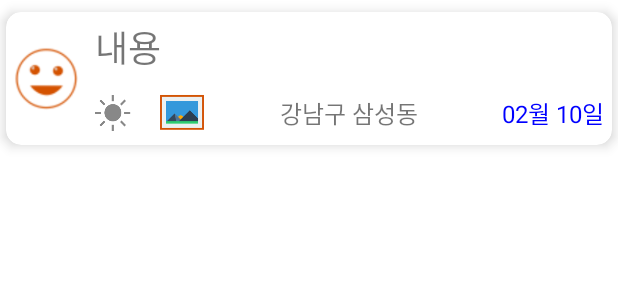
After one commit to LJH3904/SingleDiary, an Android app: the layout note_item.xml on its own in the app's theme, with its tools: preview values and no code run, on a phone screen of 412 x 824 dp. The commit adds this screen. Shown: the top 300 px of the screen. Run offline under Robolectric (Android 15) with nearby library versions, the phone set to English and light mode, and no system bars.

Commit message:
회사서 한 코딩 2

```diff
--- a/app/build.gradle
+++ b/app/build.gradle
@@ -29,7 +29,9 @@ android {
 }
 
 dependencies {
-
+    implementation 'lib.kingja.switchbutton:switchbutton:1.1.8'
+    implementation 'com.github.channguyen:rsv:1.0.1'
+    implementation 'com.github.PhilJay:MPAndroidChart:v3.1.0'
     implementation 'androidx.appcompat:appcompat:1.5.1'
     implementation 'com.google.android.material:material:1.7.0'
     implementation 'androidx.constraintlayout:constraintlayout:2.1.4'
--- /dev/null
+++ b/app/src/main/res/layout/note_item.xml
@@ -0,0 +1,166 @@
+<?xml version="1.0" encoding="utf-8"?>
+<androidx.cardview.widget.CardView xmlns:android="http://schemas.android.com/apk/res/android"
+    xmlns:app="http://schemas.android.com/apk/res-auto"
+    android:layout_width="match_parent"
+    android:layout_height="wrap_content"
+    android:layout_marginTop="8dp"
+    android:layout_marginLeft="4dp"
+    android:layout_marginRight="4dp"
+    android:layout_marginBottom="4dp"
+    app:cardBackgroundColor="#FFFFFFFF"
+    app:cardCornerRadius="10dp"
+    app:cardElevation="5dp">
+
+    <LinearLayout
+        android:id="@+id/layout1"
+        android:layout_width="match_parent"
+        android:layout_height="wrap_content"
+        android:orientation="horizontal"
+        android:visibility="visible">
+
+        <ImageView
+            android:id="@+id/moodImageView"
+            android:layout_width="54dp"
+            android:layout_height="54dp"
+            android:layout_gravity="center_vertical"
+            android:padding="5dp"
+            app:srcCompat="@drawable/smile5_48" />
+
+        <LinearLayout
+            android:layout_width="match_parent"
+            android:layout_height="wrap_content"
+            android:layout_margin="5dp"
+            android:layout_weight="1"
+            android:orientation="vertical">
+
+            <TextView
+                android:id="@+id/contentsTextView"
+                android:layout_width="match_parent"
+                android:layout_height="wrap_content"
+                android:text="내용"
+                android:textSize="24sp" />
+
+            <RelativeLayout
+                android:layout_width="match_parent"
+                android:layout_height="wrap_content"
+                android:layout_marginTop="10dp">
+
+                <ImageView
+                    android:id="@+id/weatherImageView"
+                    android:layout_width="32dp"
+                    android:layout_height="32dp"
+                    android:layout_alignParentLeft="true"
+                    android:src="@drawable/weather_icon_1" />
+
+                <ImageView
+                    android:id="@+id/pictureExistsImageView"
+                    android:layout_width="32dp"
+                    android:layout_height="32dp"
+                    android:layout_marginLeft="10dp"
+                    android:layout_toRightOf="@+id/weatherImageView"
+                    android:src="@drawable/picture_128" />
+
+                <TextView
+                    android:id="@+id/locationTextView"
+                    android:layout_width="wrap_content"
+                    android:layout_height="wrap_content"
+                    android:layout_centerHorizontal="true"
+                    android:layout_centerVertical="true"
+                    android:text="강남구 삼성동"
+                    android:textSize="16sp" />
+
+                <TextView
+                    android:id="@+id/dateTextView"
+                    android:layout_width="wrap_content"
+                    android:layout_height="wrap_content"
+                    android:layout_alignParentRight="true"
+                    android:layout_centerVertical="true"
+                    android:text="02월 10일"
+                    android:textColor="#FF0000FF"
+                    android:textSize="16sp" />
+
+            </RelativeLayout>
+
+        </LinearLayout>
+
+    </LinearLayout>
+
+    <LinearLayout
+        android:id="@+id/layout2"
+        android:layout_width="match_parent"
+        android:layout_height="wrap_content"
+        android:orientation="vertical"
+        android:visibility="gone">
+
+        <ImageView
+            android:id="@+id/pictureImageView"
+            android:layout_width="match_parent"
+            android:layout_height="200dp"
+            android:layout_gravity="center_vertical"
+            android:layout_margin="10dp"
+            android:padding="5dp"
+            android:src="@drawable/picture1" />
+
+        <LinearLayout
+            android:layout_width="match_parent"
+            android:layout_height="wrap_content"
+            android:layout_marginLeft="10dp"
+            android:layout_marginRight="10dp"
+            android:layout_marginBottom="10dp"
+            android:layout_weight="1"
+            android:orientation="vertical">
+
+            <TextView
+                android:id="@+id/contentsTextView2"
+                android:layout_width="match_parent"
+                android:layout_height="wrap_content"
+                android:text="내용"
+                android:textSize="24sp" />
+
+            <RelativeLayout
+                android:layout_width="match_parent"
+                android:layout_height="wrap_content"
+                android:layout_marginTop="10dp">
+
+                <ImageView
+                    android:id="@+id/moodImageView2"
+                    android:layout_width="32dp"
+                    android:layout_height="32dp"
+                    android:layout_alignParentLeft="true"
+                    android:padding="5dp"
+                    app:srcCompat="@drawable/smile5_48" />
+
+                <ImageView
+                    android:id="@+id/weatherImageView2"
+                    android:layout_width="32dp"
+                    android:layout_height="32dp"
+                    android:layout_marginLeft="10dp"
+                    android:layout_toRightOf="@+id/moodImageView2"
+                    android:src="@drawable/weather_icon_1" />
+
+                <TextView
+                    android:id="@+id/locationTextView2"
+                    android:layout_width="wrap_content"
+                    android:layout_height="wrap_content"
+                    android:layout_centerHorizontal="true"
+                    android:layout_centerVertical="true"
+                    android:text="강남구 삼성동"
+                    android:textSize="16sp" />
+
+                <TextView
+                    android:id="@+id/dateTextView2"
+                    android:layout_width="wrap_content"
+                    android:layout_height="wrap_content"
+                    android:layout_alignParentRight="true"
+                    android:layout_centerVertical="true"
+                    android:text="02월 10일"
+                    android:textColor="#FF0000FF"
+                    android:textSize="16sp" />
+
+            </RelativeLayout>
+
+        </LinearLayout>
+
+    </LinearLayout>
+
+</androidx.cardview.widget.CardView>
--- a/settings.gradle
+++ b/settings.gradle
@@ -10,6 +10,8 @@ dependencyResolutionManagement {
     repositories {
         google()
         mavenCentral()
+        maven { url "https://jitpack.io"}
+        jcenter()
     }
 }
 rootProject.name = "SingleDiary"
```
Also changed, not shown: app/src/main/java/org/techtown/singlediary/Note.java (added, +25 -0 lines), app/src/main/res/drawable/select_button.xml (added, +24 -0 lines), app/src/main/res/layout/fragment1.xml (+43 -1 lines), app/src/main/res/values/arrays.xml (added, +16 -0 lines), app/src/main/java/org/techtown/singlediary/NoteAdapter.java (added), app/src/main/res/drawable/picture1.jpg (added), app/src/main/res/drawable/picture_128.png (added), app/src/main/res/drawable/smile5_48.png (added), app/src/main/res/drawable/weather_icon_1.png (added).
